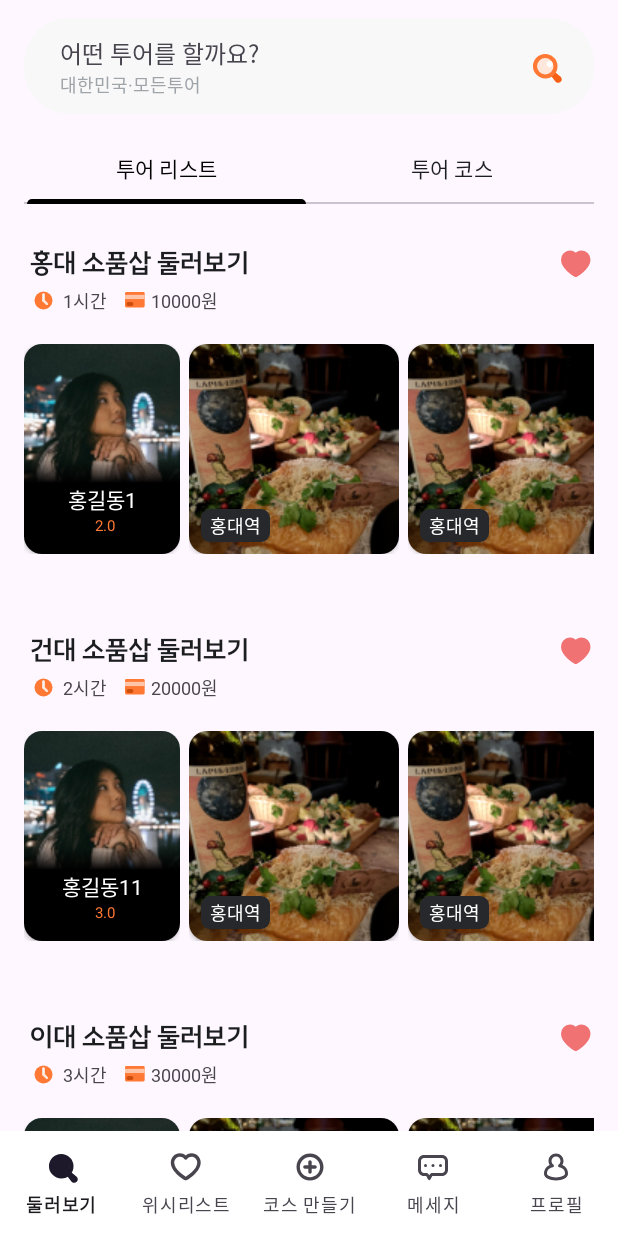
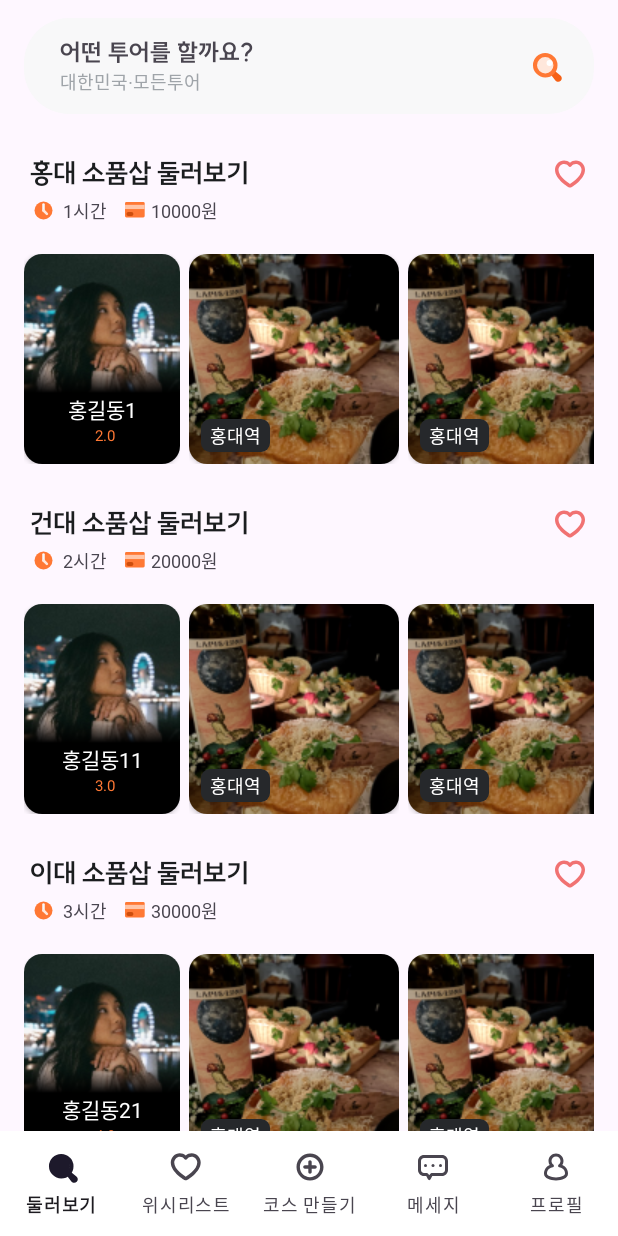
Before and after one commit to imtaejugkim/PeopleHere, an Android app: the screen it shows after launch (MainActivity), on a phone screen of 412 x 824 dp. Run offline under Robolectric (Android 15) with nearby library versions, the phone set to English and light mode, and no system bars.

Commit message:
메인 데이터 수정 중

```diff
--- a/app/src/main/AndroidManifest.xml
+++ b/app/src/main/AndroidManifest.xml
@@ -22,6 +22,8 @@
         android:supportsRtl="true"
         android:theme="@style/Theme.People_Here"
         tools:targetApi="31">
+        <activity android:name=".Search.MainCourseMapActivity"
+            android:exported="false"/>
         <activity
             android:name=".AddPicture.CustomAlbumActivity"
             android:exported="false" />
--- a/app/src/main/java/com/example/people_here/Data/MainCourseMapData.kt
+++ b/app/src/main/java/com/example/people_here/Data/MainCourseMapData.kt
@@ -2,10 +2,10 @@ package com.example.people_here.Data
 
 data class MainCourseMapData (
     var courseTitle : String,
-    var courseTime : String,
-    var courseCost : String,
+    var courseRegion : ArrayList<String>,
+    var courseTime : Int,
     var userImage : Int,
     var userName : String,
-    var courseImage : Int,
+    var placeImage : Int,
     var placeName : String
 )
--- a/app/src/main/java/com/example/people_here/Search/MainFragment.kt
+++ b/app/src/main/java/com/example/people_here/Search/MainFragment.kt
@@ -2,61 +2,93 @@ package com.example.people_here.Search
 
 import android.content.Intent
 import android.os.Bundle
-import android.util.Log
 import android.view.LayoutInflater
 import android.view.View
 import android.view.ViewGroup
-import android.widget.TextView
-import androidx.core.content.ContextCompat
-import androidx.core.view.forEach
 import androidx.fragment.app.Fragment
+import androidx.recyclerview.widget.LinearLayoutManager
+import com.example.people_here.Data.MainTourListCourseData
+import com.example.people_here.Data.MainTourListData
 import com.example.people_here.R
 import com.example.people_here.databinding.FragmentMainBinding
-import com.google.android.material.tabs.TabLayoutMediator
 
 class MainFragment : Fragment() {
     private lateinit var binding: FragmentMainBinding
+    private var mainTourListData : ArrayList<MainTourListData> = arrayListOf()
+    private var mainTourListAdapter : MainTourListAdapter?= null
 
     override fun onCreateView(
         inflater: LayoutInflater, container: ViewGroup?,
         savedInstanceState: Bundle?
     ): View? {
         binding = FragmentMainBinding.inflate(layoutInflater)
-        binding.vpMainTourSelect.isUserInputEnabled = false
+
+        //백앤드 통신 시 변경될 데이터 추가 방식입니다.
+        initRecyclerView()
+        initDummyData()
 
 
         binding.viewMtSearch.setOnClickListener {
             initSearchView()
         }
 
-
-        initView()
         return binding.root
     }
 
+
+    private fun initDummyData() {
+        mainTourListData.addAll(
+            arrayListOf(
+                MainTourListData("홍대 소품삽 둘러보기","1시간","10000원", createDummyInnerData(0)),
+                MainTourListData("건대 소품삽 둘러보기","2시간","20000원", createDummyInnerData(1)),
+                MainTourListData("이대 소품삽 둘러보기","3시간","30000원", createDummyInnerData(2)),
+                MainTourListData("중대 소품삽 둘러보기","4시간","40000원", createDummyInnerData(index = 3)),
+                MainTourListData("고대 소품삽 둘러보기","5시간","5000원", createDummyInnerData(index = 4)),
+                MainTourListData("연대 소품삽 둘러보기","6시간","60000원", createDummyInnerData(index = 5)),
+                MainTourListData("성대 소품삽 둘러보기","7시간","70000원", createDummyInnerData(index = 6)),
+                MainTourListData("서강대 소품삽 둘러보기","8시간","80000원", createDummyInnerData(index = 7)),
+                MainTourListData("경희대 소품삽 둘러보기","9시간","90000원", createDummyInnerData(index = 8)),
+                MainTourListData("시립대 소품삽 둘러보기","10시간","100000원", createDummyInnerData(index = 9))
+            )
+        )
+
+    }
+
+    private fun createDummyInnerData(index: Int): ArrayList<MainTourListCourseData> {
+        val dataList = ArrayList<MainTourListCourseData>()
+        for (i in 1..10) {
+            val userName = "홍길동${index * 10 + i}"
+            val userRating = (index + i) % 5 + 1.0 // 예시로 평점 계산
+            dataList.add(
+                MainTourListCourseData(
+                    R.drawable.img_example_user,
+                    userName,
+                    userRating,
+                    R.drawable.img_example,
+                    "홍대역")
+            )
+        }
+        return dataList
+    }
+
+    private fun initRecyclerView() {
+        mainTourListAdapter = MainTourListAdapter(mainTourListData)
+        binding.rvMainTourList.adapter = mainTourListAdapter
+        binding.rvMainTourList.layoutManager = LinearLayoutManager(requireContext(),
+            LinearLayoutManager.VERTICAL, false)
+
+        mainTourListAdapter!!.setOnItemClickListener(object : MainTourListAdapter.OnItemClickListener{
+            override fun onItemClick(tourListInfo : MainTourListData) {
+                val intent = Intent(requireActivity(), MainCourseMapActivity::class.java)
+//                intent.putExtra("Key", tourListInfo)
+                startActivity(intent)
+            }
+        })
+    }
+
     private fun initSearchView() {
-        Log.d("search시작 뷰 눌림","search")
         val intent = Intent(requireContext(), MainSearchActivity::class.java)
         startActivity(intent)
-    }
-
-    private fun initView() {
-        binding.vpMainTourSelect.adapter = TabLayoutVPAdapter(this)
-
-        TabLayoutMediator(binding.tlMainTourSelect, binding.vpMainTourSelect) { tab, position ->
-            when (position) {
-                0 -> tab.text = getString(R.string.main_tour_list)
-                1 -> tab.text = getString(R.string.main_tour_course)
-            }
-
-            val textSize = resources.getDimension(R.dimen.main_tour_list)
-            tab.view.forEach { view ->
-                if (view is TextView) {
-                    view.textSize = textSize
-                    view.setTextColor(ContextCompat.getColor(requireContext(), R.color.Gray8))
-                }
-            }
-        }.attach()
     }
 
     override fun onStop() {
--- a/app/src/main/java/com/example/people_here/Search/MainTourCourseAdapter.kt
+++ b/app/src/main/java/com/example/people_here/Search/MainTourCourseAdapter.kt
@@ -27,7 +27,6 @@ class MainTourCourseAdapter(val mainCourseMapData : ArrayList<MainCourseMapData>
             binding.tvMainCourseListUserName.text = courseMapInfo.userName
             binding.ivMainCourseListUser.setImageResource(courseMapInfo.userImage)
             binding.ivMainCourseListUserCourse.setImageResource(courseMapInfo.courseImage)
-            binding.tvMainCourseListPlace.text = courseMapInfo.placeName
         }
     }
     override fun onCreateViewHolder(
--- a/app/src/main/java/com/example/people_here/Search/MainTourListAdapter.kt
+++ b/app/src/main/java/com/example/people_here/Search/MainTourListAdapter.kt
@@ -8,6 +8,11 @@ import com.example.people_here.Data.MainTourListData
 import com.example.people_here.databinding.ItemMainTourListBinding
 
 class MainTourListAdapter(val mainTourListData : ArrayList<MainTourListData>) : RecyclerView.Adapter<MainTourListAdapter.ViewHolder>(){
+    private lateinit var itemClickListener: OnItemClickListener
+
+    interface OnItemClickListener{
+        fun onItemClick(tourListInfo: MainTourListData)
+    }
 
     inner class ViewHolder(val binding : ItemMainTourListBinding) : RecyclerView.ViewHolder(binding.root){
 
@@ -15,6 +20,9 @@ class MainTourListAdapter(val mainTourListData : ArrayList<MainTourListData>) :
             binding.tvMainTourListTitle.text = tourListInfo.mainTourListTitle
             binding.tvMainTourListTime.text = tourListInfo.mainTourListTime
             binding.tvMainTourListCost.text = tourListInfo.mainTourListCost
+            binding.clItemMainTourList.setOnClickListener {
+                itemClickListener.onItemClick(tourListInfo)
+            }
 
             // 내부 RecyclerView 초기화 및 어댑터 설정
             val innerAdapter = MainTourListCourseAdapter(tourListInfo.mainTourListCourses) // 가정: MainTourListData에 내부 리스트 데이터가 포함됨
@@ -34,5 +42,9 @@ class MainTourListAdapter(val mainTourListData : ArrayList<MainTourListData>) :
         holder.bind(mainTourListData[position])
     }
 
+    fun setOnItemClickListener(onItemClickListener : OnItemClickListener){
+        itemClickListener = onItemClickListener
+    }
+
     override fun getItemCount(): Int = mainTourListData.size
 }
--- a/app/src/main/java/com/example/people_here/Search/TabLayoutVPAdapter.kt
+++ /dev/null
@@ -1,16 +0,0 @@
-package com.example.people_here.Search
-
-import androidx.fragment.app.Fragment
-import androidx.viewpager2.adapter.FragmentStateAdapter
-
-class TabLayoutVPAdapter(fragment : MainFragment) : FragmentStateAdapter(fragment) {
-
-    override fun getItemCount(): Int = 2
-
-    override fun createFragment(position: Int): Fragment {
-        return when(position) {
-            0 -> MainTourListFragment()
-            else -> MainTourCourseFragment()
-        }
-    }
-}
--- /dev/null
+++ b/app/src/main/res/drawable/ic_main_empty_heart.xml
@@ -0,0 +1,10 @@
+<vector xmlns:android="http://schemas.android.com/apk/res/android"
+    android:width="24dp"
+    android:height="24dp"
+    android:viewportWidth="24"
+    android:viewportHeight="24">
+  <path
+      android:pathData="M8.049,3L8.05,3C9.549,3 10.932,3.508 12,4.419C13.068,3.508 14.451,3 15.95,3H15.951C17.569,3.002 19.111,3.668 20.241,4.839C21.37,6.008 21.998,7.584 22,9.22L22,9.221C22,12.604 19.613,15.489 17.479,17.423C15.302,19.397 13.089,20.651 12.857,20.778C12.596,20.923 12.301,21 12,21C11.699,21 11.404,20.923 11.143,20.778C10.911,20.651 8.698,19.397 6.521,17.423C4.387,15.489 2,12.604 2,9.221L2,9.22C2.002,7.584 2.63,6.008 3.759,4.839C4.889,3.668 6.431,3.002 8.049,3ZM11.066,6.779C10.402,5.863 9.328,5.301 8.051,5.301C7.072,5.302 6.124,5.705 5.418,6.436C4.711,7.168 4.306,8.169 4.305,9.222C4.305,11.563 6.017,13.858 8.071,15.72C9.703,17.201 11.37,18.243 12,18.616C12.63,18.243 14.297,17.201 15.929,15.72C17.983,13.858 19.695,11.563 19.695,9.221C19.694,8.169 19.289,7.168 18.582,6.436C17.876,5.705 16.928,5.302 15.949,5.301C14.672,5.301 13.598,5.863 12.934,6.779C12.717,7.078 12.37,7.255 12,7.255C11.63,7.255 11.283,7.078 11.066,6.779Z"
+      android:fillColor="#F17272"
+      android:fillType="evenOdd"/>
+</vector>
--- a/app/src/main/res/layout/fragment_main.xml
+++ b/app/src/main/res/layout/fragment_main.xml
@@ -53,6 +53,7 @@
                 android:layout_height="wrap_content"
                 android:text="@string/main_tour_search_headline"
                 android:textSize="16sp"
+                android:fontFamily="@font/suite_bold"
                 app:layout_constraintBottom_toTopOf="@id/tv_main_search_region"
                 app:layout_constraintTop_toTopOf="parent"
                 app:layout_constraintStart_toStartOf="parent"/>
@@ -64,6 +65,7 @@
                 android:text="@string/main_tour_search_subtitle"
                 android:textSize="12sp"
                 android:textColor="@color/Gray5"
+                android:fontFamily="@font/pretendard_regular"
                 app:layout_constraintTop_toBottomOf="@id/tv_main_search_place"
                 app:layout_constraintBottom_toBottomOf="parent"
                 app:layout_constraintStart_toStartOf="parent"/>
@@ -79,30 +81,15 @@
 
         </androidx.constraintlayout.widget.ConstraintLayout>
 
-
-
-        <com.google.android.material.tabs.TabLayout
-            android:id="@+id/tl_main_tour_select"
-            android:layout_width="0dp"
-            android:layout_height="wrap_content"
-            app:layout_constraintStart_toStartOf="@id/guide_start"
-            app:layout_constraintEnd_toEndOf="@id/guide_end"
-            app:layout_constraintTop_toBottomOf="@id/view_mt_search"
-            android:layout_marginTop="12dp"
-            app:tabIndicatorAnimationMode="linear"
-            app:tabIndicatorColor="@color/black"
-            app:tabIndicatorFullWidth="true"
-            app:tabRippleColor="@color/black"
-            app:tabSelectedTextColor="@color/black"/>
-
-        <androidx.viewpager2.widget.ViewPager2
-            android:id="@+id/vp_main_tour_select"
+        <androidx.recyclerview.widget.RecyclerView
+            android:id="@+id/rv_main_tour_list"
             android:layout_width="0dp"
             android:layout_height="0dp"
             app:layout_constraintStart_toStartOf="@id/guide_start"
             app:layout_constraintEnd_toEndOf="@id/guide_end"
+            app:layout_constraintTop_toBottomOf="@id/view_mt_search"
             app:layout_constraintBottom_toBottomOf="parent"
-            app:layout_constraintTop_toBottomOf="@id/tl_main_tour_select"/>
+            tools:listitem="@layout/item_main_tour_list"/>
 
     </androidx.constraintlayout.widget.ConstraintLayout>
 
--- a/app/src/main/res/layout/fragment_main_tour_course.xml
+++ b/app/src/main/res/layout/fragment_main_tour_course.xml
@@ -4,7 +4,7 @@
     android:layout_width="match_parent"
     android:layout_height="match_parent"
     xmlns:app="http://schemas.android.com/apk/res-auto"
-    tools:context=".Search.MainTourCourseFragment">
+    tools:context=".Search.MainCourseMapActivity">
 
     <androidx.constraintlayout.widget.Guideline
         android:id="@+id/guide_start"
@@ -25,7 +25,7 @@
         android:layout_width="wrap_content"
         android:layout_height="wrap_content"
         android:orientation="horizontal"
-        app:layout_constraintGuide_percent="0.985"/>
+        app:layout_constraintGuide_percent="0.973"/>
 
     <androidx.fragment.app.FragmentContainerView
         android:layout_width="match_parent"
@@ -38,6 +38,7 @@
         android:layout_width="match_parent"
         android:layout_height="wrap_content"
         android:orientation="horizontal"
+        tools:listitem="@layout/item_main_course_map"
         app:layout_constraintBottom_toTopOf="@id/guide_bottom"/>
 
 </androidx.constraintlayout.widget.ConstraintLayout>
--- a/app/src/main/res/layout/item_main_tour_list.xml
+++ b/app/src/main/res/layout/item_main_tour_list.xml
@@ -1,16 +1,11 @@
 <?xml version="1.0" encoding="utf-8"?>
 <androidx.constraintlayout.widget.ConstraintLayout xmlns:android="http://schemas.android.com/apk/res/android"
+    android:id="@+id/cl_item_main_tour_list"
     android:layout_width="match_parent"
     android:layout_height="wrap_content"
+    android:layout_marginTop="28dp"
     xmlns:app="http://schemas.android.com/apk/res-auto"
     xmlns:tools="http://schemas.android.com/tools">
-
-    <View
-        android:id="@+id/view_item_main_tour_list"
-        android:layout_width="match_parent"
-        android:layout_height="230dp"
-        android:layout_marginTop="28dp"
-        app:layout_constraintTop_toTopOf="parent"/>
 
     <TextView
         android:id="@+id/tv_main_tour_list_title"
@@ -21,7 +16,7 @@
         android:fontFamily="@font/suite_bold"
         android:textColor="@color/Gray8"
         android:layout_marginStart="4dp"
-        app:layout_constraintTop_toTopOf="@id/view_item_main_tour_list"
+        app:layout_constraintTop_toTopOf="parent"
         app:layout_constraintStart_toStartOf="parent"/>
 
     <ImageView
@@ -29,7 +24,8 @@
         android:layout_height="wrap_content"
         app:layout_constraintEnd_toEndOf="parent"
         app:layout_constraintTop_toTopOf="@id/tv_main_tour_list_title"
-        android:src="@drawable/ic_main_heart"/>
+        android:layout_marginRight="4dp"
+        android:src="@drawable/ic_main_empty_heart"/>
 
     <androidx.constraintlayout.widget.ConstraintLayout
         android:id="@+id/cl_main_tour_list_info"
@@ -95,7 +91,6 @@
         android:layout_marginBottom="20dp"
         app:layout_constraintStart_toStartOf="parent"
         app:layout_constraintTop_toBottomOf="@id/cl_main_tour_list_info"
-        app:layout_constraintBottom_toBottomOf="@id/view_item_main_tour_list"
         tools:listitem="@layout/item_main_tour_list_course2"/>
 
 </androidx.constraintlayout.widget.ConstraintLayout>
```
Also changed, not shown: app/src/main/java/com/example/people_here/Search/MainCourseMapActivity.kt (renamed from app/src/main/java/com/example/people_here/Search/MainTourCourseFragment.kt, +19 -23 lines), app/src/main/res/layout/item_main_course_map.xml (+26 -72 lines), app/src/main/res/drawable/ic_main_filled_heart.xml (renamed from app/src/main/res/drawable/ic_main_heart.xml).
